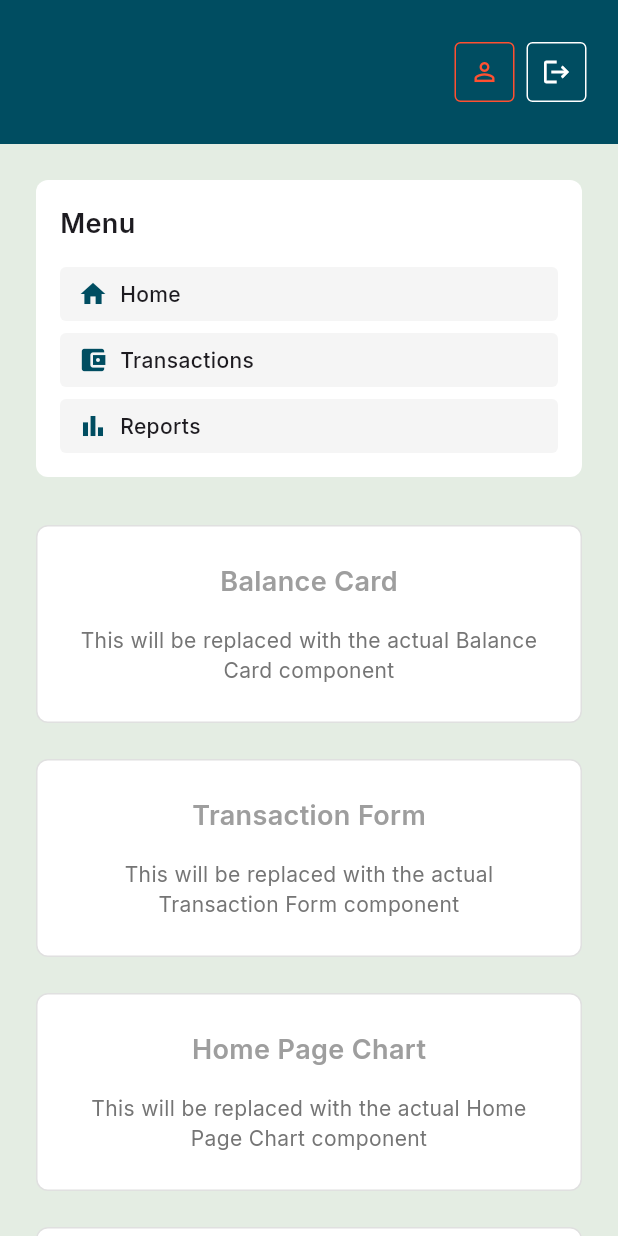
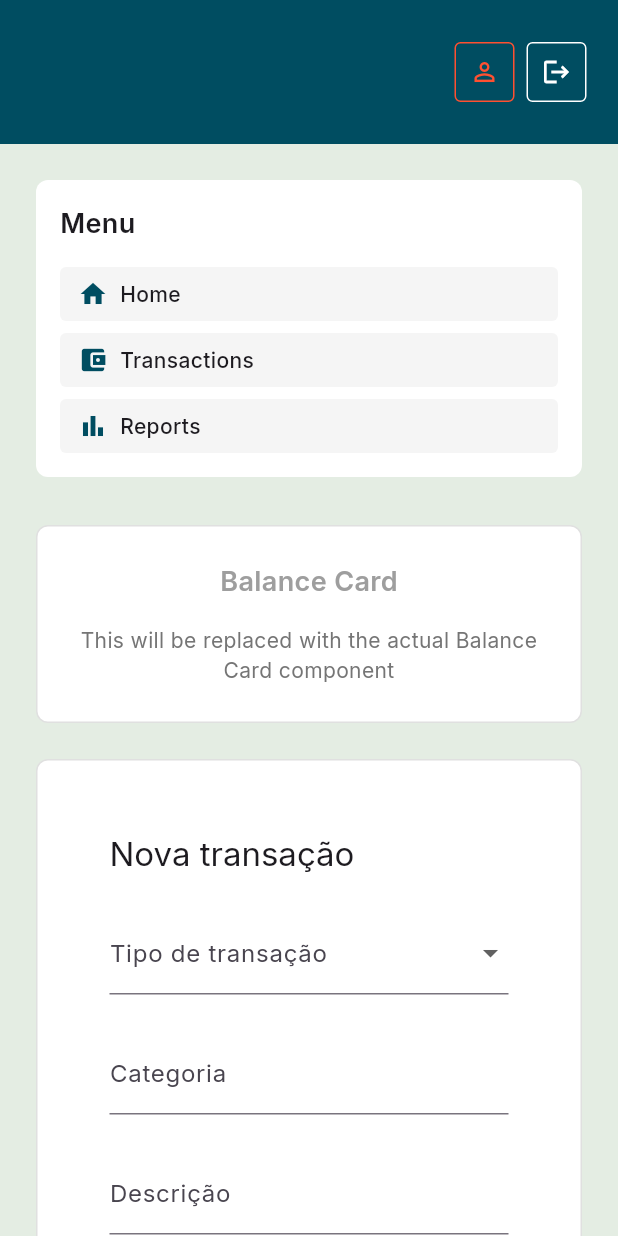
Before and after one commit to Walteann/bytebank-flutter, a Flutter app: the MainLayout screen opened directly, on a phone screen of 412 x 824 dp. Run offline on Flutter 3.47's test engine with Material 3 defaults, Android fonts, the phone set to English and light mode, and no system bars; our stand-ins replace cloud_firestore, file_picker, firebase_auth, firebase_core, firebase_storage, flutter_svg and 1 more; accounts and stored records are empty; network calls fail; project files that could hold a hidden picture were left out.

Commit message:
implementa formulário de transação e integração com Firestorage

```diff
--- a/lib/main.dart
+++ b/lib/main.dart
@@ -23,6 +23,8 @@
 class MyApp extends StatelessWidget {
   const MyApp({super.key});
 
+  List<Transaction> get mockTransactions => [];
+
   @override
   Widget build(BuildContext context) {
     return MaterialApp(
--- a/lib/transaction_model.dart
+++ b/lib/transaction_model.dart
@@ -1,3 +1,6 @@
+import 'package:cloud_firestore/cloud_firestore.dart';
+import 'package:firebase_storage/firebase_storage.dart';
+
 enum TransactionType { credit, debit }
 
 class Transaction {
@@ -18,115 +21,34 @@ class Transaction {
     required this.category,
     required this.anexo,
   });
+
+  factory Transaction.fromFirestore(String id, Map<String, dynamic> data) {
+    final dateField = data['date'];
+
+    return Transaction(
+      id: id,
+      type: (data['type'] ?? 'debit') == 'credit'
+          ? TransactionType.credit
+          : TransactionType.debit,
+      value: (data['value'] as num).toDouble(),
+      date: dateField is Timestamp
+          ? dateField.toDate().toIso8601String().substring(0, 10)
+          : dateField.toString(),
+      description: data['description'] ?? '',
+      category: data['category'] ?? 'Outros',
+      anexo: List<String>.from(data['anexo'] ?? []),
+    );
+  }
+
+  Map<String, dynamic> toFirestore(String userId) {
+    return {
+      'userId': userId,
+      'type': type.name,
+      'value': value,
+      'date': Timestamp.fromDate(DateTime.parse(date)),
+      'description': description,
+      'category': category,
+      'anexo': anexo,
+    };
+  }
 }
-
-final List<Transaction> mockTransactions = [
-  Transaction(
-    id: 't1',
-    type: TransactionType.credit,
-    value: 1500.00,
-    date: '2025-11-01',
-    description: 'Salário',
-    category: 'Receita',
-    anexo: [],
-  ),
-  Transaction(
-    id: 't2',
-    type: TransactionType.debit,
-    value: 120.75,
-    date: '2025-11-03',
-    description: 'Compra supermercado',
-    category: 'Alimentação',
-    anexo: ['nota1.jpg'],
-  ),
-  Transaction(
-    id: 't3',
-    type: TransactionType.debit,
-    value: 60.00,
-    date: '2025-11-05',
-    description: 'Transporte',
-    category: 'Transporte',
-    anexo: [],
-  ),
-  Transaction(
-    id: 't1',
-    type: TransactionType.credit,
-    value: 1500.00,
-    date: '2025-11-01',
-    description: 'Salário',
-    category: 'Receita',
-    anexo: [],
-  ),
-  Transaction(
-    id: 't2',
-    type: TransactionType.debit,
-    value: 120.75,
-    date: '2025-11-03',
-    description: 'Compra supermercado',
-    category: 'Alimentação',
-    anexo: ['nota1.jpg'],
-  ),
-  Transaction(
-    id: 't3',
-    type: TransactionType.debit,
-    value: 60.00,
-    date: '2025-11-05',
-    description: 'Transporte',
-    category: 'Transporte',
-    anexo: [],
-  ),
-  Transaction(
-    id: 't1',
-    type: TransactionType.credit,
-    value: 1500.00,
-    date: '2025-11-01',
-    description: 'Salário',
-    category: 'Receita',
-    anexo: [],
-  ),
-  Transaction(
-    id: 't2',
-    type: TransactionType.debit,
-    value: 120.75,
-    date: '2025-11-03',
-    description: 'Compra supermercado',
-    category: 'Alimentação',
-    anexo: ['nota1.jpg'],
-  ),
-  Transaction(
-    id: 't3',
-    type: TransactionType.debit,
-    value: 60.00,
-    date: '2025-11-05',
-    description: 'Transporte',
-    category: 'Transporte',
-    anexo: [],
-  ),
-  Transaction(
-    id: 't1',
-    type: TransactionType.credit,
-    value: 1500.00,
-    date: '2025-11-01',
-    description: 'Salário',
-    category: 'Receita',
-    anexo: [],
-  ),
-  Transaction(
-    id: 't2',
-    type: TransactionType.debit,
-    value: 120.75,
-    date: '2025-11-03',
-    description: 'Compra supermercado',
-    category: 'Alimentação',
-    anexo: ['nota1.jpg'],
-  ),
-  Transaction(
-    id: 't3',
-    type: TransactionType.debit,
-    value: 60.00,
-    date: '2025-11-05',
-    description: 'Transporte',
-    category: 'Transporte',
-    anexo: [],
-  ),
-];
--- a/lib/ui/screens/bytebank.dart
+++ b/lib/ui/screens/bytebank.dart
@@ -1,5 +1,6 @@
 import 'package:bytebank_flutter/routes.dart';
 import 'package:bytebank_flutter/ui/screens/sign-in.dart';
+import 'package:bytebank_flutter/ui/screens/transaction-form.dart';
 import 'package:cloud_firestore/cloud_firestore.dart';
 import 'package:firebase_auth/firebase_auth.dart';
 import 'package:flutter/material.dart';
@@ -283,7 +284,7 @@ class HomePage extends StatelessWidget {
         children: [
           const PlaceholderCard(title: 'Balance Card'),
           const SizedBox(height: 24),
-          const PlaceholderCard(title: 'Transaction Form'),
+          CardContainer(child: TransactionForm()),
           const SizedBox(height: 24),
           const PlaceholderCard(title: 'Home Page Chart'),
           const SizedBox(height: 24),
@@ -291,6 +292,26 @@ class HomePage extends StatelessWidget {
         ],
       );
     }
+  }
+}
+
+class CardContainer extends StatelessWidget {
+  final Widget child;
+
+  const CardContainer({super.key, required this.child});
+
+  @override
+  Widget build(BuildContext context) {
+    return Container(
+      width: double.infinity,
+      padding: const EdgeInsets.all(24),
+      decoration: BoxDecoration(
+        color: Colors.white,
+        borderRadius: BorderRadius.circular(8),
+        border: Border.all(color: Colors.grey.shade300),
+      ),
+      child: child,
+    );
   }
 }
 
--- /dev/null
+++ b/lib/ui/screens/transaction-form.dart
@@ -0,0 +1,285 @@
+import 'package:bytebank_flutter/storage_service.dart';
+import 'package:bytebank_flutter/transaction_model.dart';
+import 'package:flutter/material.dart';
+import 'dart:io';
+import 'package:file_picker/file_picker.dart';
+
+class TransactionForm extends StatefulWidget {
+  final Transaction? editingTransaction;
+  final VoidCallback? onCancel;
+  final bool isModal;
+
+  const TransactionForm({
+    super.key,
+    this.editingTransaction,
+    this.onCancel,
+    this.isModal = false,
+  });
+
+  @override
+  State<TransactionForm> createState() => _TransactionFormState();
+}
+
+class _TransactionFormState extends State<TransactionForm> {
+  final _formKey = GlobalKey<FormState>();
+
+  final _valueController = TextEditingController();
+  final _descriptionController = TextEditingController();
+  final _categoryController = TextEditingController();
+
+  TransactionType? _transactionType;
+  String _valueError = '';
+  List<String> _filteredCategories = [];
+  List<File> _anexos = [];
+
+  final List<String> categories = [
+    "Alimentação",
+    "Transporte",
+    "Educação",
+    "Saúde",
+    "Lazer",
+    "Moradia",
+    "Serviços",
+    "Salário",
+    "Investimentos",
+    "Outros",
+  ];
+
+  Future<void> _pickFiles() async {
+    final result = await FilePicker.platform.pickFiles(allowMultiple: true);
+
+    if (result != null) {
+      setState(() {
+        _anexos.addAll(result.paths.whereType<String>().map((p) => File(p)));
+      });
+    }
+  }
+
+  bool get isEditMode => widget.editingTransaction != null;
+
+  @override
+  void initState() {
+    super.initState();
+
+    if (isEditMode) {
+      final tx = widget.editingTransaction!;
+      _transactionType = tx.type;
+      _descriptionController.text = tx.description;
+      _categoryController.text = tx.category;
+      _valueController.text = tx.value.toStringAsFixed(2);
+      _anexos = [];
+    }
+  }
+
+  void _handleCategoryChange(String value) {
+    setState(() {
+      _categoryController.text = value;
+      _filteredCategories = value.isEmpty
+          ? []
+          : categories
+                .where((c) => c.toLowerCase().contains(value.toLowerCase()))
+                .toList();
+    });
+  }
+
+  void _handleSelectCategory(String cat) {
+    setState(() {
+      _categoryController.text = cat;
+      _filteredCategories.clear();
+    });
+  }
+
+  void _validateValue() {
+    final raw = _valueController.text
+        .replaceAll(RegExp(r'[^\d,.-]'), '')
+        .replaceAll(',', '.');
+
+    final value = double.tryParse(raw);
+
+    if (value == null || value <= 0) {
+      setState(() {
+        _valueError = 'Digite um valor válido maior que zero.';
+        _valueController.text = '0';
+      });
+    } else {
+      setState(() => _valueError = '');
+    }
+  }
+
+  Future<void> _handleSubmit() async {
+    _validateValue();
+
+    if (!_formKey.currentState!.validate() ||
+        _valueError.isNotEmpty ||
+        _transactionType == null) {
+      ScaffoldMessenger.of(context).showSnackBar(
+        const SnackBar(content: Text('Preencha todos os campos corretamente.')),
+      );
+      return;
+    }
+
+    final value = double.parse(_valueController.text.replaceAll(',', '.'));
+
+    final storageService = StorageService();
+
+    final anexosUrls = await storageService.uploadTransactionFiles(
+      userId: 'USER_ID_AQUI',
+      files: _anexos,
+    );
+
+    final transaction = Transaction(
+      id: widget.editingTransaction?.id ?? '',
+      type: _transactionType!,
+      value: value,
+      description: _descriptionController.text,
+      category: _categoryController.text,
+      date:
+          widget.editingTransaction?.date ??
+          DateTime.now().toIso8601String().substring(0, 10),
+      anexo: anexosUrls,
+    );
+  }
+
+  @override
+  void dispose() {
+    _valueController.dispose();
+    _descriptionController.dispose();
+    _categoryController.dispose();
+    super.dispose();
+  }
+
+  @override
+  Widget build(BuildContext context) {
+    return Form(
+      key: _formKey,
+      child: SingleChildScrollView(
+        padding: const EdgeInsets.all(24),
+        child: Column(
+          crossAxisAlignment: CrossAxisAlignment.start,
+          children: [
+            Text(
+              isEditMode ? 'Editar transação' : 'Nova transação',
+              style: Theme.of(context).textTheme.titleLarge,
+            ),
+
+            const SizedBox(height: 24),
+
+            DropdownButtonFormField<TransactionType>(
+              value: _transactionType,
+              onChanged: (v) => setState(() => _transactionType = v),
+              decoration: const InputDecoration(labelText: 'Tipo de transação'),
+              items: const [
+                DropdownMenuItem(
+                  value: TransactionType.credit,
+                  child: Text('Entrada'),
+                ),
+                DropdownMenuItem(
+                  value: TransactionType.debit,
+                  child: Text('Saída'),
+                ),
+              ],
+              validator: (v) => v == null ? 'Selecione o tipo' : null,
+            ),
+
+            const SizedBox(height: 24),
+
+            TextFormField(
+              controller: _categoryController,
+              decoration: const InputDecoration(labelText: 'Categoria'),
+              onChanged: _handleCategoryChange,
+              validator: (v) =>
+                  v == null || v.isEmpty ? 'Informe a categoria' : null,
+            ),
+
+            if (_filteredCategories.isNotEmpty)
+              Wrap(
+                spacing: 8,
+                children: _filteredCategories
+                    .map(
+                      (cat) => ActionChip(
+                        label: Text(cat),
+                        onPressed: () => _handleSelectCategory(cat),
+                      ),
+                    )
+                    .toList(),
+              ),
+
+            const SizedBox(height: 24),
+
+            TextFormField(
+              controller: _descriptionController,
+              decoration: const InputDecoration(labelText: 'Descrição'),
+              validator: (v) =>
+                  v == null || v.isEmpty ? 'Informe a descrição' : null,
+            ),
+
+            const SizedBox(height: 24),
+
+            TextFormField(
+              controller: _valueController,
+              keyboardType: TextInputType.number,
+              decoration: InputDecoration(
+                labelText: 'Valor',
+                errorText: _valueError.isNotEmpty ? _valueError : null,
+              ),
+              onEditingComplete: _validateValue,
+            ),
+
+            const SizedBox(height: 24),
+
+            Text('Anexos', style: Theme.of(context).textTheme.titleMedium),
+
+            const SizedBox(height: 8),
+
+            OutlinedButton.icon(
+              onPressed: _pickFiles,
+              icon: const Icon(Icons.attach_file),
+              label: const Text('Adicionar arquivos'),
+            ),
+
+            const SizedBox(height: 8),
+
+            if (_anexos.isNotEmpty)
+              Column(
+                children: _anexos.map((file) {
+                  final fileName = file.path.split('/').last;
+
+                  return ListTile(
+                    contentPadding: EdgeInsets.zero,
+                    leading: const Icon(Icons.insert_drive_file),
+                    title: Text(fileName),
+                    trailing: IconButton(
+                      icon: const Icon(Icons.close),
+                      onPressed: () {
+                        setState(() => _anexos.remove(file));
+                      },
+                    ),
+                  );
+                }).toList(),
+              ),
+
+            const SizedBox(height: 32),
+
+            Row(
+              children: [
+                ElevatedButton(
+                  onPressed: _handleSubmit,
+                  child: Text(
+                    isEditMode ? 'Atualizar transação' : 'Concluir transação',
+                  ),
+                ),
+                if (isEditMode && widget.onCancel != null) ...[
+                  const SizedBox(width: 12),
+                  OutlinedButton(
+                    onPressed: widget.onCancel,
+                    child: const Text('Cancelar'),
+                  ),
+                ],
+              ],
+            ),
+          ],
+        ),
+      ),
+    );
+  }
+}
--- a/pubspec.yaml
+++ b/pubspec.yaml
@@ -36,6 +36,7 @@ dependencies:
   flutter_svg: ^2.0.7
   cloud_firestore: ^6.1.1
   firebase_storage: ^13.0.5
+  file_picker: ^8.0.0
 
   # The following adds the Cupertino Icons font to your application.
   # Use with the CupertinoIcons class for iOS style icons.
```
Also changed, not shown: lib/storage_service.dart (added, +27 -0 lines), lib/ui/screens/extrato_screen.dart (+9 -5 lines).
